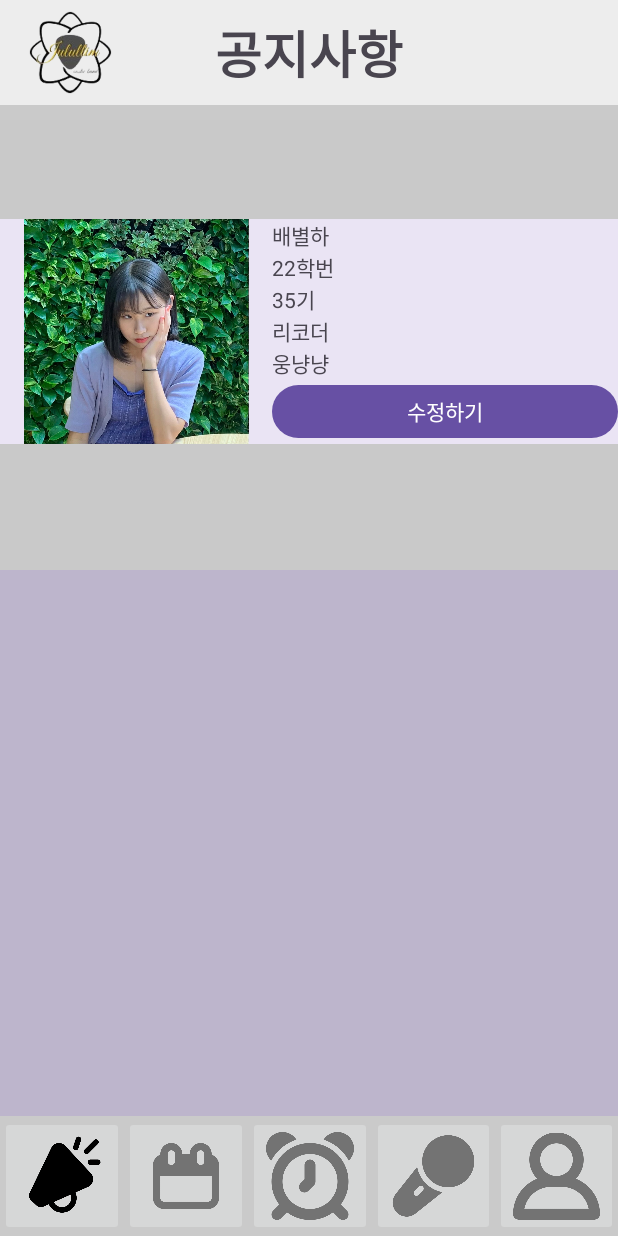
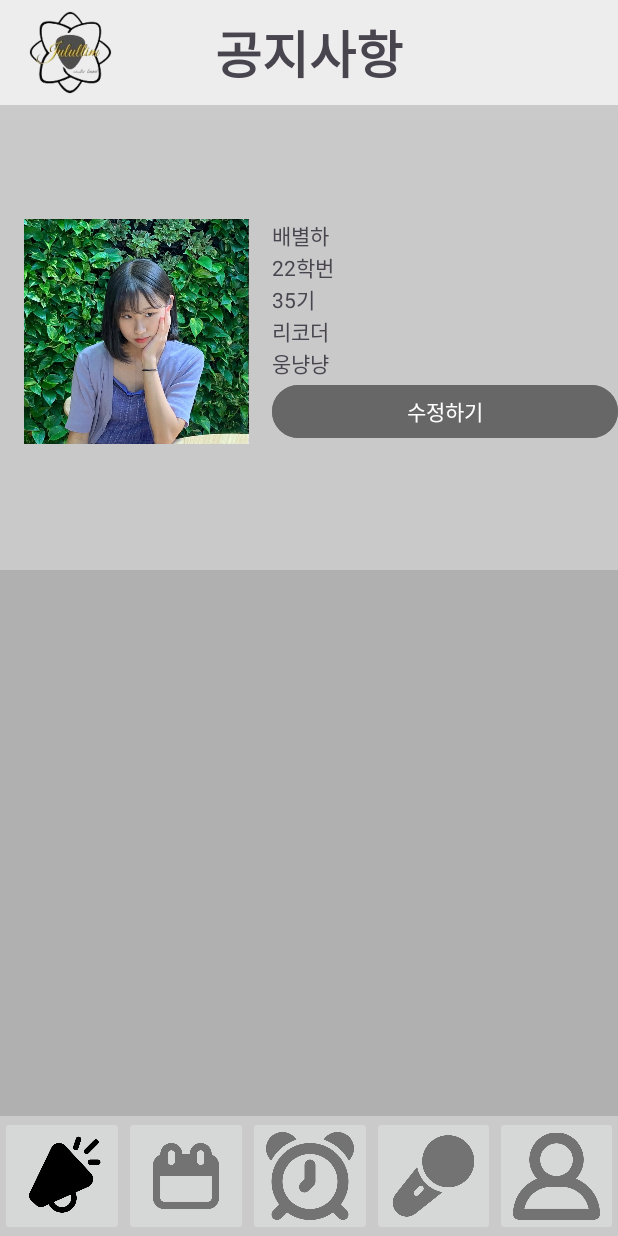
Before and after one commit to Haro5970/Jul_Allim, an Android app: the fragment ProfileFragment placed in its activity, on a phone screen of 412 x 824 dp. Run offline under Robolectric (Android 15) with nearby library versions, the phone set to English and light mode, and no system bars; our stand-ins replace Firebase (no records; nobody signed in at launch, a user with empty details on screens opened directly).

Commit message:
별하 버튼변경

```diff
--- a/app/src/main/res/layout/fragment_profile.xml
+++ b/app/src/main/res/layout/fragment_profile.xml
@@ -15,8 +15,8 @@
         android:layout_width="wrap_content"
         android:layout_height="wrap_content"
         android:layout_marginBottom="100dp"
-        android:background="#EAE4F4"
-        android:backgroundTint="#EAE4F4"
+        android:background="#C9C9C9"
+        android:backgroundTint="#C9C9C9"
         android:orientation="horizontal"
         app:layout_constraintBottom_toBottomOf="parent"
         app:layout_constraintTop_toTopOf="parent"
@@ -75,7 +75,9 @@
                 android:id="@+id/button"
                 android:layout_width="match_parent"
                 android:layout_height="wrap_content"
-                android:text="수정하기" />
+                android:backgroundTint="#676767"
+                android:text="수정하기"
+                app:iconTint="#676767" />
 
         </LinearLayout>
 
@@ -84,9 +86,7 @@
     <LinearLayout
         android:layout_width="match_parent"
         android:layout_height="match_parent"
-        android:layout_marginStart="160dp"
         android:layout_marginTop="250dp"
-        android:layout_marginEnd="130dp"
         android:layout_marginBottom="450dp"
         android:orientation="vertical"
         app:layout_constraintBottom_toBottomOf="parent"
@@ -106,6 +106,7 @@
         android:layout_height="match_parent"
         android:layout_marginTop="300dp"
         android:background="#BDB5CC"
+        android:backgroundTint="#B0B0B0"
         app:layout_constraintBottom_toBottomOf="parent"
         app:layout_constraintTop_toBottomOf="parent"
         app:layout_constraintVertical_bias="1.0"
```
